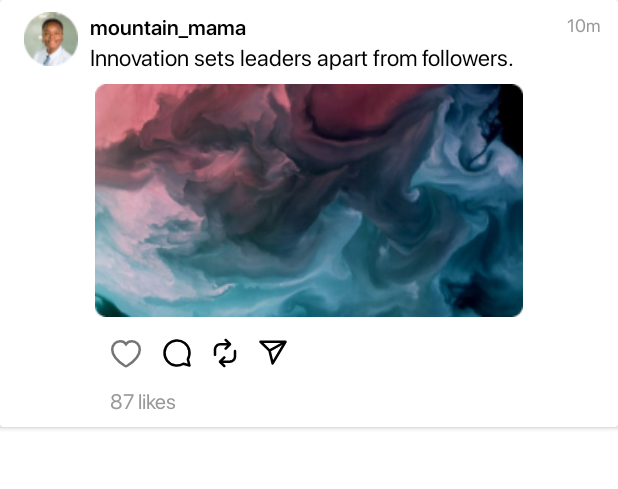
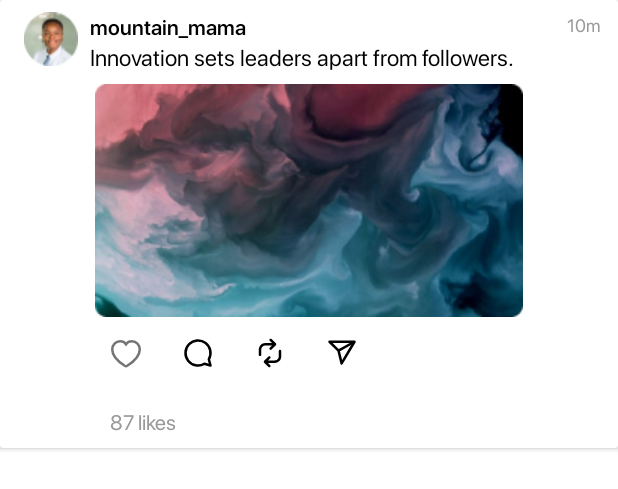
Before and after one commit to tsoyiv/threads, an Android app: the layout custom_item_view.xml on its own in the app's theme, with its tools: preview values and no code run, on a phone screen of 412 x 824 dp. Shown: the top 489 px of the screen. Run offline under Robolectric (Android 15) with nearby library versions, the phone set to English and light mode, and no system bars.

Commit message:
T1-149, added paddings to buttons

```diff
--- a/app/src/main/res/layout/custom_item_view.xml
+++ b/app/src/main/res/layout/custom_item_view.xml
@@ -74,7 +74,7 @@
             android:id="@+id/imageView3"
             android:layout_width="wrap_content"
             android:layout_height="wrap_content"
-            android:layout_marginTop="14dp"
+            android:padding="14dp"
             app:layout_constraintStart_toEndOf="@+id/checkBox"
             app:layout_constraintTop_toBottomOf="@+id/item_image"
             app:srcCompat="@drawable/img_comment" />
@@ -83,8 +83,7 @@
             android:id="@+id/imageView4"
             android:layout_width="wrap_content"
             android:layout_height="wrap_content"
-            android:layout_marginStart="12dp"
-            android:layout_marginTop="14dp"
+            android:padding="14dp"
             android:src="@drawable/icon_repost"
             app:layout_constraintStart_toEndOf="@+id/imageView3"
             app:layout_constraintTop_toBottomOf="@+id/item_image" />
@@ -93,8 +92,7 @@
             android:id="@+id/imageView7"
             android:layout_width="wrap_content"
             android:layout_height="wrap_content"
-            android:layout_marginStart="12dp"
-            android:layout_marginTop="14dp"
+            android:padding="14dp"
             android:src="@drawable/img_sent"
             app:layout_constraintStart_toEndOf="@+id/imageView4"
             app:layout_constraintTop_toBottomOf="@+id/item_image" />
```
Also changed, not shown: app/src/main/res/values/strings.xml (+25 -0 lines).
